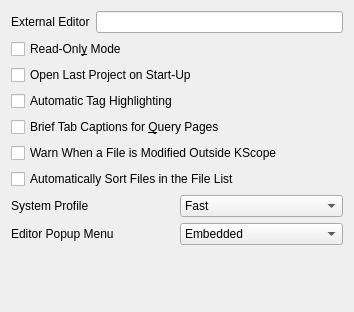
choueric/kkscope, file husky/src/ui/prefoptlayout.ui: the form before one commit.
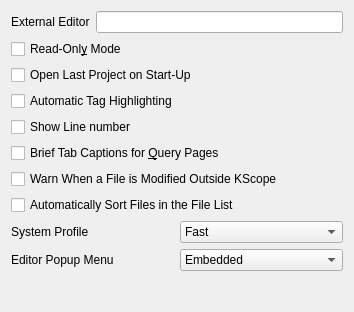
The form after the commit.

Commit message: add ShowLineNumber configuration, default is true.

```diff
--- a/husky/src/ui/prefoptlayout.ui
+++ b/husky/src/ui/prefoptlayout.ui
@@ -80,6 +80,16 @@
           <property name="whatsThis" stdset="0">
             <string>Determines whether the tag list should highlight the relevant tag based on the cursor's position.</string>
           </property>
+     <property name="text">
+      <string>Automatic Tag Highlighting</string>
+     </property>
+    </widget>
+   </item>
+   <item>
+    <widget class="QCheckBox" name="m_pShowLinenum">
+     <property name="text">
+      <string>Show Line number</string>
+     </property>
         </widget>
       </item>
       <item>
```
Left out of the diff: 60 changed lines with no effect on the pictures. Lines whose indentation alone changed are shown as unchanged. The commit also changes 6 other files.
